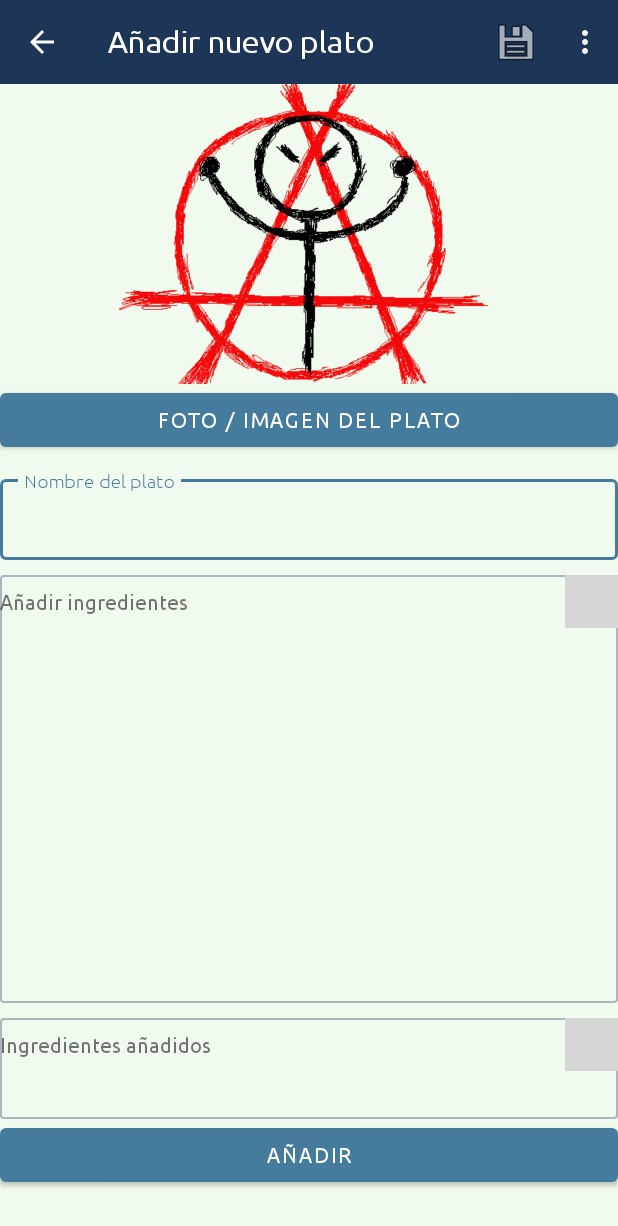
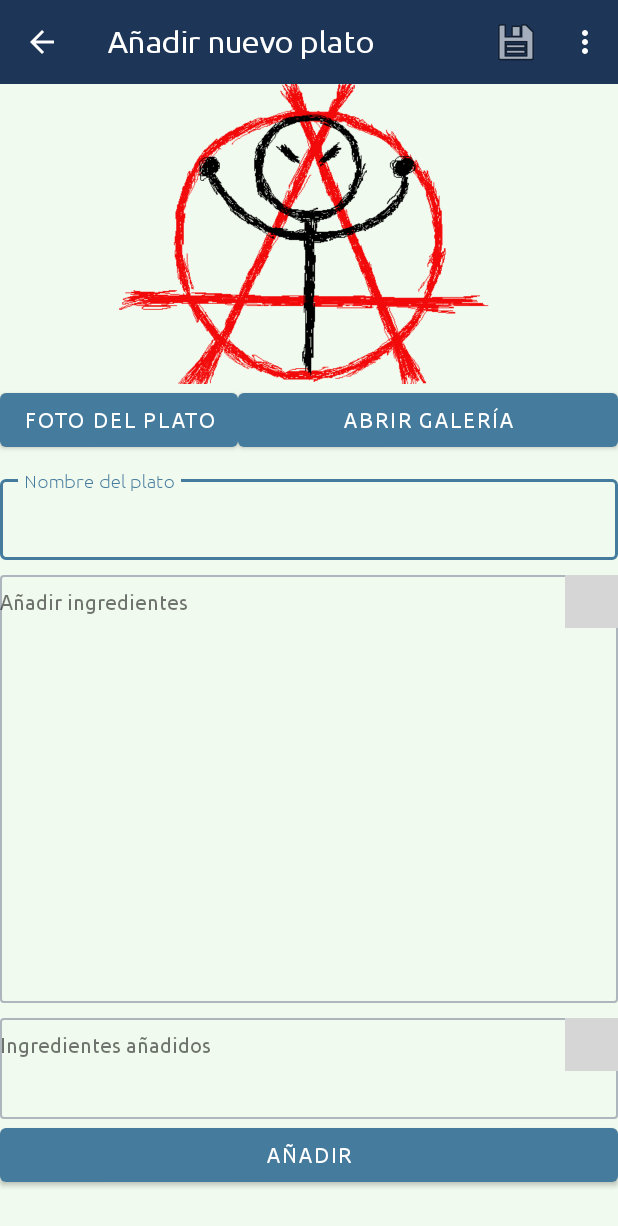
Before and after one commit to eLeKaJota/mendibile, an Android app: the AgregaPlato screen opened directly, with no data from a screen before it, on a phone screen of 412 x 824 dp. Shown: the top 1226 px of the screen. Run offline under Robolectric (Android 15) with nearby library versions, the phone set to English and light mode, and no system bars; plain views replace ExpansionHeader, ExpansionLayout; 2 statements that could not run were skipped; grey boxes are pictures that could not be loaded.

Commit message:
Fotos a los platos

```diff
--- a/app/src/main/java/com/zifu/mendibile/ListaPlt/AgregaPlato.java
+++ b/app/src/main/java/com/zifu/mendibile/ListaPlt/AgregaPlato.java
@@ -53,7 +53,7 @@ public class AgregaPlato extends AppCompatActivity implements AdaptadorListaAgre
     ArrayList<Ingrediente> ingAgregados;
     private Toolbar tlb;
     EditText txtNombre, txtIngredientes, txtElaboracion;
-    Button btnAgregar,btnFoto;
+    Button btnAgregar,btnFoto,btnGaleria;
     //Button btnMostrarIngAgrega;
     int modifica;
     ArrayList<IngPeso> ing;
@@ -73,16 +73,10 @@ public class AgregaPlato extends AppCompatActivity implements AdaptadorListaAgre
     static final int REQUEST_IMAGE_CAPTURE = 1;
     static final int DEVUELVE_NUEVO_INGREDIENTE = 28;
     static final int REQUEST_TAKE_PHOTO = 27;
+    static final int FOTO_GALERIA = 26;
 
 
-    private void hacerFoto() {
-        Intent takePictureIntent = new Intent(MediaStore.ACTION_IMAGE_CAPTURE);
-        if (takePictureIntent.resolveActivity(getPackageManager()) != null) {
-            startActivityForResult(takePictureIntent, REQUEST_IMAGE_CAPTURE);
-        }
-    }
-
-    String pathFotoPlato;
+   String pathFotoPlato;
 
     private File crearArchivoImagen() throws IOException{
         String fecha = new SimpleDateFormat("ddMMyyyy_HHmmss").format(new Date());
@@ -108,6 +102,11 @@ public class AgregaPlato extends AppCompatActivity implements AdaptadorListaAgre
                 startActivityForResult(i,REQUEST_TAKE_PHOTO);
             }
         }
+    }
+
+    private void abrirGaleria(){
+        Intent galeria = new Intent(Intent.ACTION_PICK, MediaStore.Images.Media.INTERNAL_CONTENT_URI);
+        startActivityForResult(galeria, FOTO_GALERIA);
     }
 
     private void borrarFoto(Uri uri) throws IOException {
@@ -158,6 +157,16 @@ public class AgregaPlato extends AppCompatActivity implements AdaptadorListaAgre
                 if (idIng != 0) ingredientes.add(actualizaIngrediente(idIng));
             }
         }
+        if(requestCode == FOTO_GALERIA){
+            if(resultCode == RESULT_OK){
+                //TODO es posible que queden fotos viejas sin borrar
+                fotoUri = data.getData();
+                fotoPlato.setScaleType(ImageView.ScaleType.CENTER_CROP);
+                fotoPlato.setImageURI(fotoUri);
+            }
+        }
+
+
         if (requestCode == REQUEST_TAKE_PHOTO) {
             if(resultCode == RESULT_OK){
                 fotoUri = fotoUriTemp;
@@ -208,6 +217,7 @@ public class AgregaPlato extends AppCompatActivity implements AdaptadorListaAgre
         listaAgrega = (RecyclerView) findViewById(R.id.listaAgregaIngPlato);
         listaAgregado = (RecyclerView) findViewById(R.id.listaAgregadoIngPlato);
         fotoPlato = (ImageView) findViewById(R.id.ivFotoPlato);
+        btnGaleria = (Button) findViewById(R.id.btnGaleria);
         //btnMostrarIngAgrega = (Button)  findViewById(R.id.btnMostrar);
         if (modifica != 0) btnAgregar.setText("Modificar plato");
         if (modifica != 0) txtNombre.setText(datos.getString("nombrePlato"));
@@ -234,13 +244,13 @@ public class AgregaPlato extends AppCompatActivity implements AdaptadorListaAgre
         listaAgregado.addItemDecoration(new DividerItemDecoration(this,DividerItemDecoration.VERTICAL));
         listaAgregado.setLayoutManager(layoutManagerAgregado);
 
-        //---------------MOSTRAR U OCULTAR LISTA DE INGREDIENTES
-//        btnMostrarIngAgrega.setOnClickListener(new View.OnClickListener() {
-//            @Override
-//            public void onClick(View v) {
-//                mostrarAgrega();
-//            }
-//        });
+        //---------------ABRE LA GALERÍA
+        btnGaleria.setOnClickListener(new View.OnClickListener() {
+            @Override
+            public void onClick(View v) {
+                abrirGaleria();
+            }
+        });
 
 
         //---------------ADAPTADOR AGREGADOS
@@ -304,7 +314,6 @@ public class AgregaPlato extends AppCompatActivity implements AdaptadorListaAgre
         });
 
 
-        //TODO guardar imagen en el dispositivo y en la base de datos
 
 
 
--- a/app/src/main/res/layout/activity_agrega_plato.xml
+++ b/app/src/main/res/layout/activity_agrega_plato.xml
@@ -36,11 +36,24 @@
                     android:layout_marginRight="20dp"
                     app:srcCompat="@drawable/alifu" />
 
-                <Button
-                    android:id="@+id/btnFotoPlato"
+                <LinearLayout
                     android:layout_width="match_parent"
-                    android:layout_height="wrap_content"
-                    android:text="Foto / Imagen del plato" />
+                    android:layout_height="match_parent"
+                    android:orientation="horizontal">
+
+                    <Button
+                        android:id="@+id/btnFotoPlato"
+                        android:layout_width="wrap_content"
+                        android:layout_height="wrap_content"
+                        android:text="Foto del plato" />
+
+                    <Button
+                        android:id="@+id/btnGaleria"
+                        android:layout_width="wrap_content"
+                        android:layout_height="wrap_content"
+                        android:layout_weight="1"
+                        android:text="Abrir galería" />
+                </LinearLayout>
 
                 <com.google.android.material.textfield.TextInputLayout
                     android:id="@+id/textInputLayout"
```
